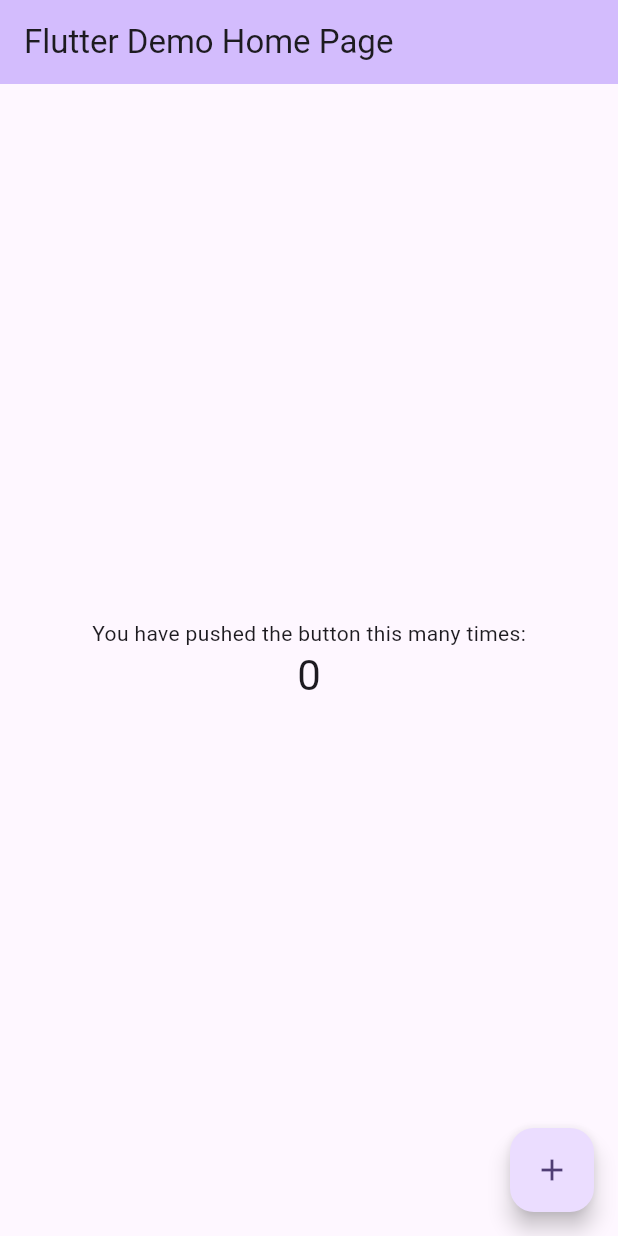
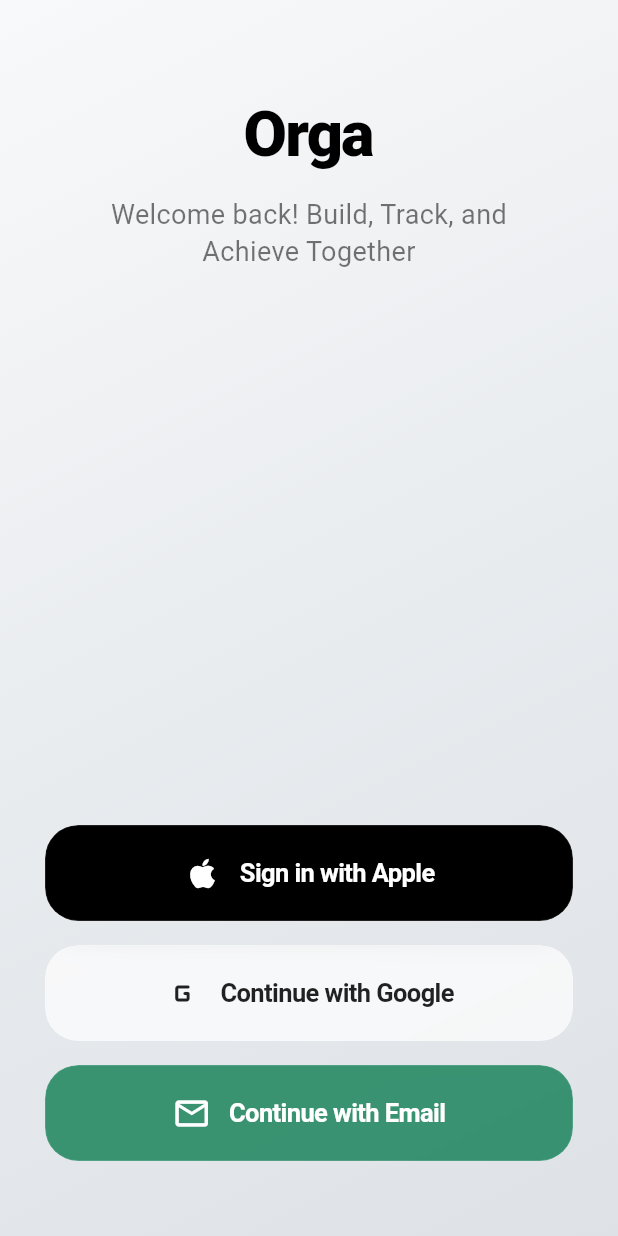
Before and after one commit to PeterMaquiran/orga-flutter, a Flutter app: the screen it shows after launch, on a phone screen of 412 x 824 dp. Run offline on Flutter 3.47's test engine with Material 3 defaults, Android fonts, the phone set to English and light mode, and no system bars; our stand-ins replace go_router.

Commit message:
add login page

```diff
--- a/lib/main.dart
+++ b/lib/main.dart
@@ -1,122 +1,39 @@
+import 'dart:ui';
 import 'package:flutter/material.dart';
+import 'package:go_router/go_router.dart';
+import 'package:orga/ui/screen/ios/auth/email_confirmation.dart';
+import 'package:orga/ui/screen/ios/auth/login.dart';
+
+// 1. Define your Route "Map" (The Central Command)
+final GoRouter _router = GoRouter(
+  initialLocation: '/login',
+  routes: [
+    GoRoute(
+      path: '/login',
+      builder: (context, state) => const OrgaLoginScreen(),
+    ),
+    GoRoute(
+      path: '/confirm-email',
+      builder: (context, state) => const EmailConfirmationScreen(),
+    ),
+  ],
+);
 
 void main() {
-  runApp(const MyApp());
+  runApp(const OrgaApp());
 }
 
-class MyApp extends StatelessWidget {
-  const MyApp({super.key});
+class OrgaApp extends StatelessWidget {
+  const OrgaApp({super.key});
 
-  // This widget is the root of your application.
   @override
   Widget build(BuildContext context) {
-    return MaterialApp(
-      title: 'Flutter Demo',
-      theme: ThemeData(
-        // This is the theme of your application.
-        //
-        // TRY THIS: Try running your application with "flutter run". You'll see
-        // the application has a purple toolbar. Then, without quitting the app,
-        // try changing the seedColor in the colorScheme below to Colors.green
-        // and then invoke "hot reload" (save your changes or press the "hot
-        // reload" button in a Flutter-supported IDE, or press "r" if you used
-        // the command line to start the app).
-        //
-        // Notice that the counter didn't reset back to zero; the application
-        // state is not lost during the reload. To reset the state, use hot
-        // restart instead.
-        //
-        // This works for code too, not just values: Most code changes can be
-        // tested with just a hot reload.
-        colorScheme: .fromSeed(seedColor: Colors.deepPurple),
-      ),
-      home: const MyHomePage(title: 'Flutter Demo Home Page'),
+    // 2. Use .router constructor to connect your Map to the App
+    return MaterialApp.router(
+      routerConfig: _router,
+      title: 'Orga',
+      debugShowCheckedModeBanner: false,
+      theme: ThemeData(brightness: Brightness.light),
     );
   }
 }
-
-class MyHomePage extends StatefulWidget {
-  const MyHomePage({super.key, required this.title});
-
-  // This widget is the home page of your application. It is stateful, meaning
-  // that it has a State object (defined below) that contains fields that affect
-  // how it looks.
-
-  // This class is the configuration for the state. It holds the values (in this
-  // case the title) provided by the parent (in this case the App widget) and
-  // used by the build method of the State. Fields in a Widget subclass are
-  // always marked "final".
-
-  final String title;
-
-  @override
-  State<MyHomePage> createState() => _MyHomePageState();
-}
-
-class _MyHomePageState extends State<MyHomePage> {
-  int _counter = 0;
-
-  void _incrementCounter() {
-    setState(() {
-      // This call to setState tells the Flutter framework that something has
-      // changed in this State, which causes it to rerun the build method below
-      // so that the display can reflect the updated values. If we changed
-      // _counter without calling setState(), then the build method would not be
-      // called again, and so nothing would appear to happen.
-      _counter++;
-    });
-  }
-
-  @override
-  Widget build(BuildContext context) {
-    // This method is rerun every time setState is called, for instance as done
-    // by the _incrementCounter method above.
-    //
-    // The Flutter framework has been optimized to make rerunning build methods
-    // fast, so that you can just rebuild anything that needs updating rather
-    // than having to individually change instances of widgets.
-    return Scaffold(
-      appBar: AppBar(
-        // TRY THIS: Try changing the color here to a specific color (to
-        // Colors.amber, perhaps?) and trigger a hot reload to see the AppBar
-        // change color while the other colors stay the same.
-        backgroundColor: Theme.of(context).colorScheme.inversePrimary,
-        // Here we take the value from the MyHomePage object that was created by
-        // the App.build method, and use it to set our appbar title.
-        title: Text(widget.title),
-      ),
-      body: Center(
-        // Center is a layout widget. It takes a single child and positions it
-        // in the middle of the parent.
-        child: Column(
-          // Column is also a layout widget. It takes a list of children and
-          // arranges them vertically. By default, it sizes itself to fit its
-          // children horizontally, and tries to be as tall as its parent.
-          //
-          // Column has various properties to control how it sizes itself and
-          // how it positions its children. Here we use mainAxisAlignment to
-          // center the children vertically; the main axis here is the vertical
-          // axis because Columns are vertical (the cross axis would be
-          // horizontal).
-          //
-          // TRY THIS: Invoke "debug painting" (choose the "Toggle Debug Paint"
-          // action in the IDE, or press "p" in the console), to see the
-          // wireframe for each widget.
-          mainAxisAlignment: .center,
-          children: [
-            const Text('You have pushed the button this many times:'),
-            Text(
-              '$_counter',
-              style: Theme.of(context).textTheme.headlineMedium,
-            ),
-          ],
-        ),
-      ),
-      floatingActionButton: FloatingActionButton(
-        onPressed: _incrementCounter,
-        tooltip: 'Increment',
-        child: const Icon(Icons.add),
-      ),
-    );
-  }
-}
--- /dev/null
+++ b/lib/ui/screen/ios/auth/email_confirmation.dart
@@ -0,0 +1,18 @@
+import 'dart:ui';
+import 'package:flutter/material.dart';
+import 'package:go_router/go_router.dart';
+
+// --- SCREEN 2: CONFIRMATION ---
+class EmailConfirmationScreen extends StatelessWidget {
+  const EmailConfirmationScreen({super.key});
+
+  @override
+  Widget build(BuildContext context) {
+    return Scaffold(
+      appBar: AppBar(leading: const BackButton()),
+      body: const Center(
+        child: Text('Check your Inbox!', style: TextStyle(fontSize: 24)),
+      ),
+    );
+  }
+}
--- /dev/null
+++ b/lib/ui/screen/ios/auth/login.dart
@@ -0,0 +1,171 @@
+import 'dart:ui';
+import 'package:flutter/material.dart';
+import 'package:flutter/services.dart';
+import 'package:go_router/go_router.dart';
+
+// --- SCREEN 1: LOGIN ---
+class OrgaLoginScreen extends StatelessWidget {
+  const OrgaLoginScreen({super.key});
+
+  @override
+  Widget build(BuildContext context) {
+    return Scaffold(
+      body: Container(
+        width: double.infinity,
+        decoration: const BoxDecoration(
+          gradient: LinearGradient(
+            begin: Alignment.topLeft,
+            end: Alignment.bottomRight,
+            colors: [Color(0xFFF8F9FA), Color(0xFFE9ECEF), Color(0xFFDEE2E6)],
+          ),
+        ),
+        child: SafeArea(
+          child: Column(
+            children: [
+              const SizedBox(height: 60),
+              const Text(
+                'Orga',
+                style: TextStyle(
+                  fontSize: 42,
+                  fontWeight: FontWeight.w800,
+                  letterSpacing: -1.2,
+                  color: Colors.black,
+                ),
+              ),
+              const Padding(
+                padding: EdgeInsets.symmetric(horizontal: 40, vertical: 10),
+                child: Text(
+                  'Welcome back! Build, Track, and Achieve Together',
+                  textAlign: TextAlign.center,
+                  style: TextStyle(fontSize: 18, color: Colors.black54, height: 1.4),
+                ),
+              ),
+              const Spacer(),
+              Padding(
+                padding: const EdgeInsets.symmetric(horizontal: 30),
+                child: Column(
+                  children: [
+                    GlassButton(
+                      text: 'Sign in with Apple',
+                      icon: Icons.apple,
+                      color: Colors.black,
+                      textColor: Colors.white,
+                      onPressed: () {},
+                    ),
+                    const SizedBox(height: 16),
+                    GlassButton(
+                      text: 'Continue with Google',
+                      icon: Icons.g_mobiledata_rounded,
+                      color: Colors.white.withOpacity(0.7),
+                      textColor: Colors.black87,
+                      onPressed: () {},
+                    ),
+                    const SizedBox(height: 16),
+                    GlassButton(
+                      text: 'Continue with Email',
+                      icon: Icons.email_outlined,
+                      color: const Color(0xFF1B845C).withOpacity(0.85),
+                      textColor: Colors.white,
+                      onPressed: () => context.go('/confirm-email'),
+                    ),
+                  ],
+                ),
+              ),
+              const SizedBox(height: 50),
+            ],
+          ),
+        ),
+      ),
+    );
+  }
+}
+
+// --- REUSABLE iOS 26 GLASS BUTTON WIDGET ---
+class GlassButton extends StatefulWidget {
+  final String text;
+  final IconData icon;
+  final Color color;
+  final Color textColor;
+  final VoidCallback onPressed;
+
+  const GlassButton({
+    super.key,
+    required this.text,
+    required this.icon,
+    required this.color,
+    required this.textColor,
+    required this.onPressed,
+  });
+
+  @override
+  State<GlassButton> createState() => _GlassButtonState();
+}
+
+class _GlassButtonState extends State<GlassButton> {
+  double _scale = 1.0;
+  double _opacity = 1.0;
+
+  void _handleTapDown(TapDownDetails details) {
+    HapticFeedback.lightImpact(); // Tactile feedback
+    setState(() {
+      _scale = 0.96; // Shrink effect
+      _opacity = 0.8; // Dimming effect
+    });
+  }
+
+  void _handleTapUp(TapUpDetails details) {
+    setState(() {
+      _scale = 1.0;
+      _opacity = 1.0;
+    });
+    widget.onPressed();
+  }
+
+  @override
+  Widget build(BuildContext context) {
+    return GestureDetector(
+      onTapDown: _handleTapDown,
+      onTapUp: _handleTapUp,
+      onTapCancel: () => setState(() { _scale = 1.0; _opacity = 1.0; }),
+      child: AnimatedScale(
+        scale: _scale,
+        duration: const Duration(milliseconds: 100),
+        child: AnimatedOpacity(
+          opacity: _opacity,
+          duration: const Duration(milliseconds: 100),
+          child: ClipRRect(
+            borderRadius: BorderRadius.circular(22),
+            child: BackdropFilter(
+              filter: ImageFilter.blur(sigmaX: 12, sigmaY: 12),
+              child: Container(
+                height: 64,
+                width: double.infinity,
+                decoration: BoxDecoration(
+                  color: widget.color,
+                  borderRadius: BorderRadius.circular(22),
+                  border: Border.all(color: Colors.white.withOpacity(0.2), width: 0.5),
+                ),
+                child: Row(
+                  mainAxisAlignment: MainAxisAlignment.center,
+                  children: [
+                    Icon(widget.icon, color: widget.textColor, size: 26),
+                    const SizedBox(width: 12),
+                    Text(
+                      widget.text,
+                      style: TextStyle(
+                        color: widget.textColor,
+                        fontSize: 17,
+                        fontWeight: FontWeight.w600,
+                        letterSpacing: -0.4,
+                      ),
+                    ),
+                  ],
+                ),
+              ),
+            ),
+          ),
+        ),
+      ),
+    );
+  }
+}
--- a/pubspec.yaml
+++ b/pubspec.yaml
@@ -34,6 +34,7 @@ dependencies:
   # The following adds the Cupertino Icons font to your application.
   # Use with the CupertinoIcons class for iOS style icons.
   cupertino_icons: ^1.0.8
+  go_router: ^17.1.0
 
 dev_dependencies:
   flutter_test:
```
Also changed, not shown: pubspec.lock, 2 other files.
